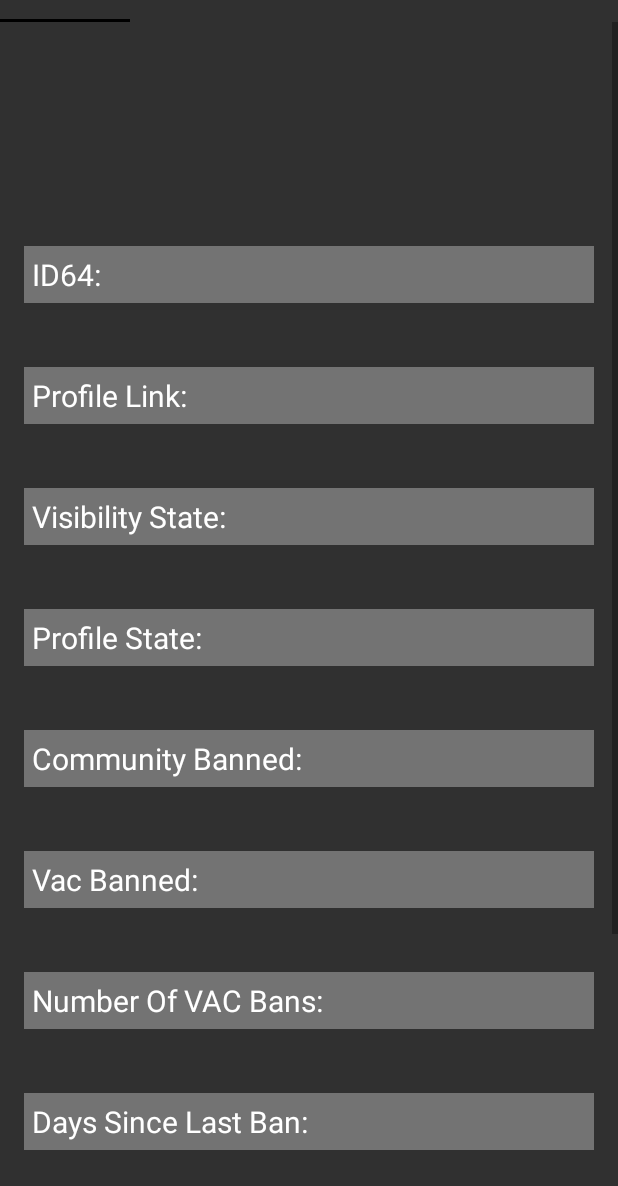
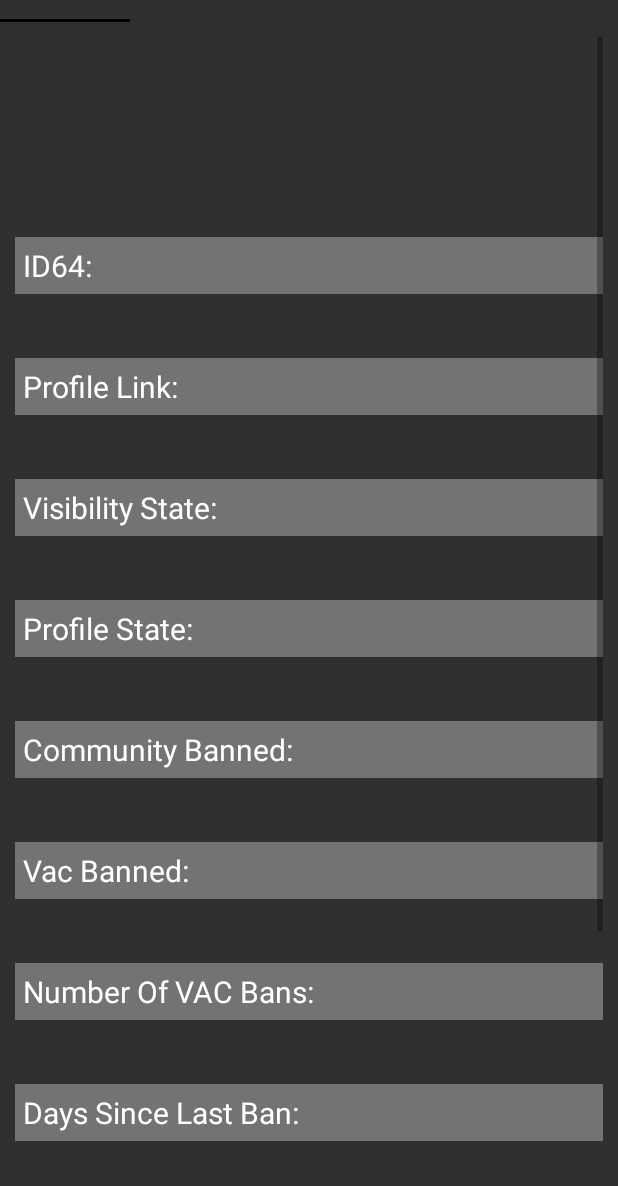
Before and after one commit to Bocko/CsStats, an Android app: the DetailProfileFragment screen opened directly, with no data from a screen before it, on a phone screen of 412 x 824 dp, the part 50-1236 px from its top. Run offline under Robolectric (Android 15) with nearby library versions, the phone set to English and light mode, and no system bars; pictures from the network do not load; 4 statements that could not run were skipped.

Commit message:
profile padding adjustment

```diff
--- a/app/src/main/res/layout/fragment_detail_profile.xml
+++ b/app/src/main/res/layout/fragment_detail_profile.xml
@@ -3,12 +3,12 @@
     xmlns:android="http://schemas.android.com/apk/res/android"
     android:layout_width="match_parent"
     android:layout_height="match_parent"
-    android:background="@color/darkgrey">
+    android:background="@color/darkgrey"
+    android:padding="10dp">
 
     <LinearLayout
         android:layout_width="match_parent"
         android:layout_height="wrap_content"
-        android:layout_margin="16dp"
         android:orientation="vertical"
         android:paddingBottom="50dp">
 
```
